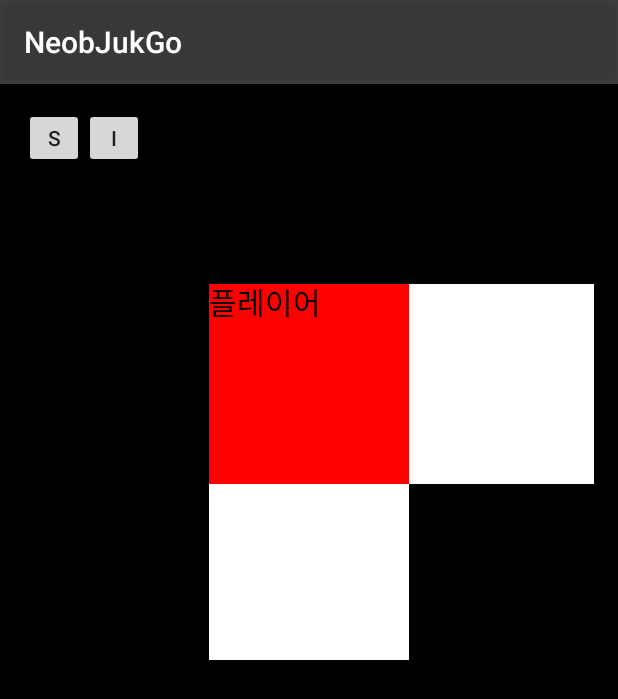
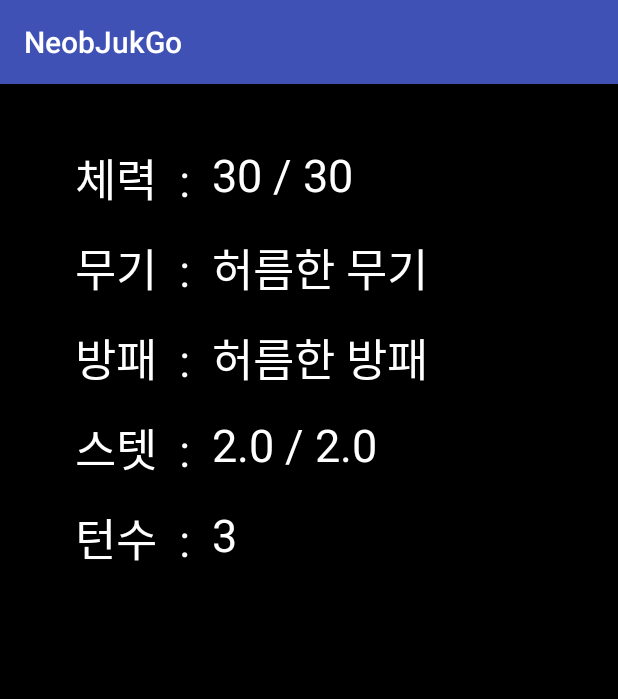
Before and after one commit to JaeRyoungKa/CS496_PROJECT4_NEOBJUKGO, an Android app: the screen it shows after launch (MainActivity before the commit, ActivityStatus after it), after a tap on an icon or button, on a phone screen of 412 x 824 dp. Shown: the top 699 px of the screen. Run offline under Robolectric (Android 15) with nearby library versions, the phone set to English and light mode, and no system bars.

Commit message:
implemented ActivityStatus

```diff
--- a/app/src/main/AndroidManifest.xml
+++ b/app/src/main/AndroidManifest.xml
@@ -21,7 +21,8 @@
                 <category android:name="android.intent.category.LAUNCHER" />
             </intent-filter>
         </activity>
-        <activity android:name=".ActivityInventory"></activity>
+        <activity android:name=".ActivityInventory" />
+        <activity android:name=".ActivityStatus"></activity>
     </application>
 
 </manifest>
--- a/app/src/main/java/com/example/q/neobjukgo/ActivityStatus.java
+++ b/app/src/main/java/com/example/q/neobjukgo/ActivityStatus.java
@@ -1,7 +1,8 @@
 package com.example.q.neobjukgo;
 
+import android.support.v7.app.AppCompatActivity;
 import android.os.Bundle;
-import android.support.v7.app.AppCompatActivity;
+import android.widget.TextView;
 
 public class ActivityStatus extends AppCompatActivity {
 
@@ -9,6 +10,15 @@ public class ActivityStatus extends AppCompatActivity {
     protected void onCreate(Bundle savedInstanceState) {
         super.onCreate(savedInstanceState);
         setContentView(R.layout.activity_activity_status);
-
+        TextView HP = (TextView) findViewById(R.id.HP);
+        TextView Weapon = (TextView) findViewById(R.id.Weapon);
+        TextView Armor = (TextView) findViewById(R.id.Armor);
+        TextView Stat = (TextView) findViewById(R.id.stat);
+        TextView Turn = (TextView) findViewById(R.id.turnnum);
+        HP.setText((int) ManagerGame.getInstance().getPlayer().getHP()+" / 30");
+        Weapon.setText(ManagerGame.getInstance().getPlayer().getItemWeapon().toString());
+        Armor.setText(ManagerGame.getInstance().getPlayer().getItemArmor().toString());
+        Stat.setText(ManagerGame.getInstance().getPlayer().getAttack()+" / "+ManagerGame.getInstance().getPlayer().getArmor());
+        Turn.setText(Integer.toString(ManagerGame.getInstance().getTurn()));
     }
 }
--- a/app/src/main/java/com/example/q/neobjukgo/MainActivity.java
+++ b/app/src/main/java/com/example/q/neobjukgo/MainActivity.java
@@ -18,17 +18,12 @@ import android.view.View;
 import android.widget.ArrayAdapter;
 import android.widget.Button;
 import android.widget.ListView;
-import android.widget.ProgressBar;
-import android.widget.TextView;
-import android.widget.Toast;
 
 import org.json.JSONArray;
 import org.json.JSONException;
 import org.json.JSONObject;
-import org.w3c.dom.Text;
 
 import java.util.List;
-import java.util.Random;
 
 public class MainActivity extends AppCompatActivity {
     private ListView m_ListView;
--- a/app/src/main/java/com/example/q/neobjukgo/ManagerGame.java
+++ b/app/src/main/java/com/example/q/neobjukgo/ManagerGame.java
@@ -16,7 +16,7 @@ public class ManagerGame {
     private Map map;
     private MapView mapView;
     private StuffCreaturePlayer player;
-    private int turn;
+    private int turn = 0;
 
     private ArrayAdapter<String> adapter;
 
--- a/app/src/main/java/com/example/q/neobjukgo/StuffCreaturePlayer.java
+++ b/app/src/main/java/com/example/q/neobjukgo/StuffCreaturePlayer.java
@@ -1,4 +1,10 @@
 package com.example.q.neobjukgo;
+
+import android.app.Activity;
+import android.content.Context;
+import android.view.LayoutInflater;
+import android.view.View;
+import android.widget.TextView;
 
 import java.util.ArrayList;
 
@@ -25,6 +31,18 @@ public class StuffCreaturePlayer extends StuffCreature {
     public double getArmor() {
         if (armor==null) return 0;
         return armor.item_performance;
+    }
+
+    public StuffItemArmor getItemArmor() {
+        return armor;
+    }
+
+    public StuffItemWeapon getItemWeapon() {
+        return weapon;
+    }
+
+    public double getHP() {
+        return health;
     }
 
     public StuffItem equipItem(StuffItem item) {
@@ -98,5 +116,7 @@ public class StuffCreaturePlayer extends StuffCreature {
             }
         }
         health+=0.1;
+
+
     }
 }
--- a/app/src/main/res/layout/activity_activity_status.xml
+++ b/app/src/main/res/layout/activity_activity_status.xml
@@ -1,7 +1,110 @@
 <?xml version="1.0" encoding="utf-8"?>
-<LinearLayout xmlns:android="http://schemas.android.com/apk/res/android"
+<RelativeLayout xmlns:android="http://schemas.android.com/apk/res/android"
     android:orientation="vertical" android:layout_width="match_parent"
     android:layout_height="match_parent"
     android:background="#000000">
 
-</LinearLayout>
+    <TextView
+        android:layout_width="wrap_content"
+        android:layout_height="wrap_content"
+        android:text="체력  :  "
+        android:id="@+id/des_HP"
+        android:textSize="30dp"
+        android:textColor="#FFFFFFFF"
+        android:layout_marginLeft="50dp"
+        android:layout_marginTop="40dp" />
+
+    <TextView
+        android:layout_width="wrap_content"
+        android:layout_height="wrap_content"
+        android:text="00 / 30"
+        android:textSize="30dp"
+        android:textColor="#FFFFFFFF"
+        android:layout_toRightOf="@id/des_HP"
+        android:layout_marginTop="40dp"
+        android:id="@+id/HP"/>
+
+    <TextView
+        android:layout_width="wrap_content"
+        android:layout_height="wrap_content"
+        android:text="무기  :  "
+        android:id="@+id/des_Weapon"
+        android:textSize="30dp"
+        android:textColor="#FFFFFFFF"
+        android:layout_marginLeft="50dp"
+        android:layout_marginTop="100dp"
+         />
+
+    <TextView
+        android:layout_width="wrap_content"
+        android:layout_height="wrap_content"
+        android:text="로딩중"
+        android:textSize="30dp"
+        android:textColor="#FFFFFFFF"
+        android:layout_toRightOf="@id/des_Weapon"
+        android:layout_marginTop="100dp"
+        android:id="@+id/Weapon"/>
+
+    <TextView
+        android:layout_width="wrap_content"
+        android:layout_height="wrap_content"
+        android:text="방패  :  "
+        android:id="@+id/des_Armor"
+        android:textSize="30dp"
+        android:textColor="#FFFFFFFF"
+        android:layout_marginLeft="50dp"
+        android:layout_marginTop="160dp"
+         />
+
+    <TextView
+        android:layout_width="wrap_content"
+        android:layout_height="wrap_content"
+        android:text="로딩중"
+        android:textSize="30dp"
+        android:textColor="#FFFFFFFF"
+        android:layout_toRightOf="@id/des_Armor"
+        android:layout_marginTop="160dp"
+        android:id="@+id/Armor"/>
+
+    <TextView
+        android:layout_width="wrap_content"
+        android:layout_height="wrap_content"
+        android:text="스텟  :  "
+        android:id="@+id/des_stat"
+        android:textSize="30dp"
+        android:textColor="#FFFFFFFF"
+        android:layout_marginLeft="50dp"
+        android:layout_marginTop="220dp"
+         />
+
+    <TextView
+        android:layout_width="wrap_content"
+        android:layout_height="wrap_content"
+        android:text="00 / 00"
+        android:textSize="30dp"
+        android:textColor="#FFFFFFFF"
+        android:layout_toRightOf="@id/des_stat"
+        android:layout_marginTop="220dp"
+        android:id="@+id/stat"/>
+
+    <TextView
+        android:layout_width="wrap_content"
+        android:layout_height="wrap_content"
+        android:text="턴수  :  "
+        android:id="@+id/des_turnnum"
+        android:textSize="30dp"
+        android:textColor="#FFFFFFFF"
+        android:layout_marginLeft="50dp"
+        android:layout_marginTop="280dp"
+         />
+
+    <TextView
+        android:layout_width="wrap_content"
+        android:layout_height="wrap_content"
+        android:text="로딩중"
+        android:textSize="30dp"
+        android:textColor="#FFFFFFFF"
+        android:layout_toRightOf="@id/des_turnnum"
+        android:layout_marginTop="280dp"
+        android:id="@+id/turnnum" />
+</RelativeLayout>
--- /dev/null
+++ b/app/src/main/res/layout/activity_activity_status2.xml
@@ -0,0 +1,12 @@
+<?xml version="1.0" encoding="utf-8"?>
+<RelativeLayout xmlns:android="http://schemas.android.com/apk/res/android"
+    xmlns:tools="http://schemas.android.com/tools"
+    android:layout_width="match_parent"
+    android:layout_height="match_parent"
+    android:paddingBottom="@dimen/activity_vertical_margin"
+    android:paddingLeft="@dimen/activity_horizontal_margin"
+    android:paddingRight="@dimen/activity_horizontal_margin"
+    android:paddingTop="@dimen/activity_vertical_margin"
+    tools:context="com.example.q.neobjukgo.ActivityStatus">
+
+</RelativeLayout>
```
